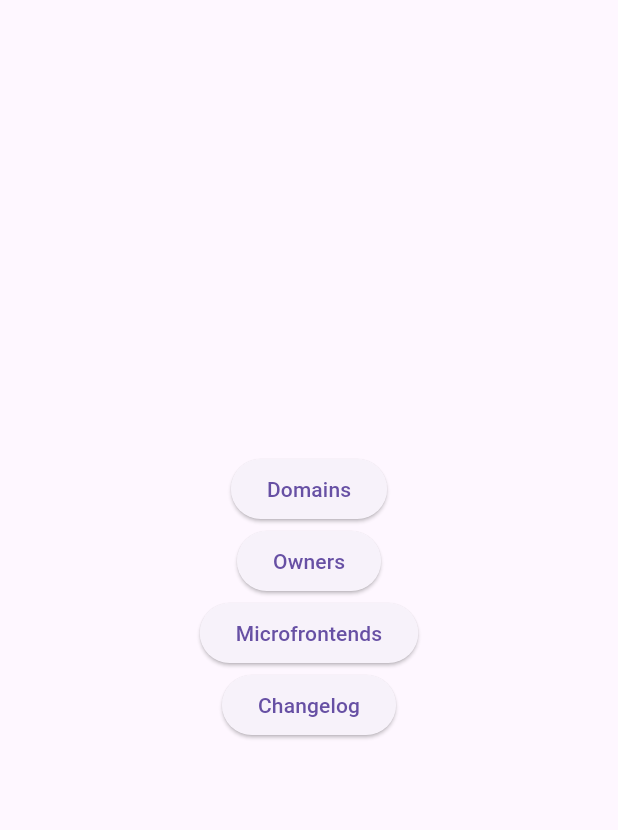
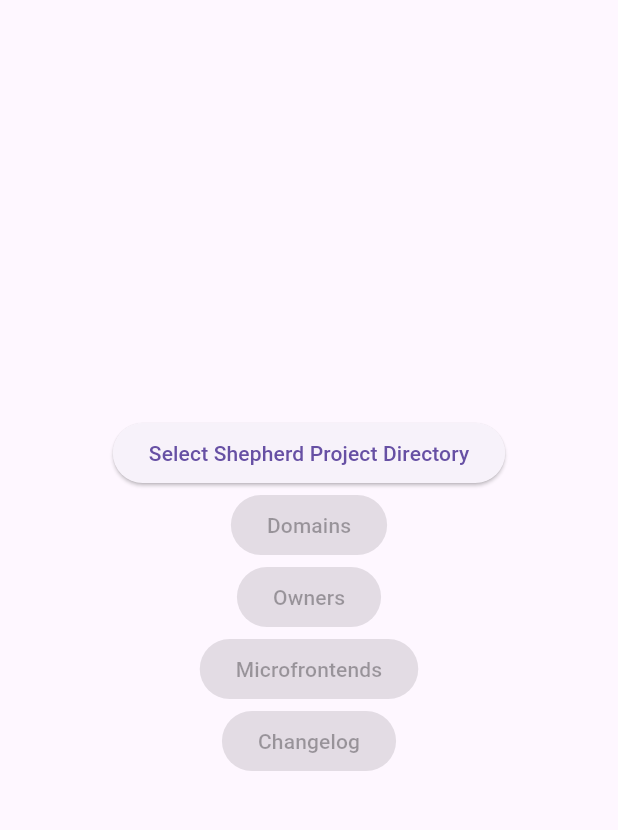
Before and after one commit to cruvinelrv/shepherd_dashboard, a Flutter app: the screen it shows after launch, on a phone screen of 412 x 824 dp, the part 63-893 px from its top. Run offline on Flutter 3.47's test engine with Material 3 defaults, Android fonts, the light colour scheme and no system bars; our stand-ins replace file_picker, sqflite_common_ffi, yaml; accounts and stored records are empty.

Commit message:
refactor: new home page

```diff
--- a/lib/pages/home_page.dart
+++ b/lib/pages/home_page.dart
@@ -4,9 +4,31 @@
 import 'package:shepherd_dashboard/pages/domains_page.dart';
 import 'package:shepherd_dashboard/pages/microfrontends_page.dart';
 import 'package:shepherd_dashboard/pages/owers_page.dart';
+import 'package:file_picker/file_picker.dart';
+import 'dart:io';
 
-class HomePage extends StatelessWidget {
+class HomePage extends StatefulWidget {
   const HomePage({super.key});
+
+  @override
+  State<HomePage> createState() => _HomePageState();
+}
+
+class _HomePageState extends State<HomePage> {
+  String? selectedProjectPath;
+
+  Future<void> _selectProjectDirectory() async {
+    String? dir = await FilePicker.platform.getDirectoryPath();
+    if (dir != null) {
+      setState(() {
+        selectedProjectPath = dir;
+      });
+      // Persist selection in dashboard.yaml
+      final dashboardYamlPath = '${dir}/.shepherd/dashboard.yaml';
+      final file = File(dashboardYamlPath);
+      await file.writeAsString('selected_project_path: "$dir"\n');
+    }
+  }
 
   @override
   Widget build(BuildContext context) {
@@ -17,9 +39,20 @@
           mainAxisAlignment: MainAxisAlignment.center,
           children: [
             ElevatedButton(
+              child: const Text('Select Shepherd Project Directory'),
+              onPressed: _selectProjectDirectory,
+            ),
+            if (selectedProjectPath != null)
+              Padding(
+                padding: const EdgeInsets.all(8.0),
+                child: Text('Selected: $selectedProjectPath'),
+              ),
+            ElevatedButton(
               child: const Text('Domains'),
               onPressed:
-                  () => Navigator.push(
+                  selectedProjectPath == null
+                      ? null
+                      : () => Navigator.push(
                         context,
                         MaterialPageRoute(builder: (_) => const DomainsPage()),
                       ),
@@ -27,13 +60,19 @@
             ElevatedButton(
               child: const Text('Owners'),
               onPressed:
-                  () =>
-                      Navigator.push(context, MaterialPageRoute(builder: (_) => const OwersPage())),
+                  selectedProjectPath == null
+                      ? null
+                      : () => Navigator.push(
+                        context,
+                        MaterialPageRoute(builder: (_) => const OwersPage()),
+                      ),
             ),
             ElevatedButton(
               child: const Text('Microfrontends'),
               onPressed:
-                  () => Navigator.push(
+                  selectedProjectPath == null
+                      ? null
+                      : () => Navigator.push(
                         context,
                         MaterialPageRoute(builder: (_) => const MicrofrontendsPage()),
                       ),
@@ -41,7 +80,9 @@
             ElevatedButton(
               child: const Text('Changelog'),
               onPressed:
-                  () => Navigator.push(
+                  selectedProjectPath == null
+                      ? null
+                      : () => Navigator.push(
                         context,
                         MaterialPageRoute(builder: (_) => const ChangeLogPage()),
                       ),
```
Lines whose indentation alone changed are shown as unchanged.
